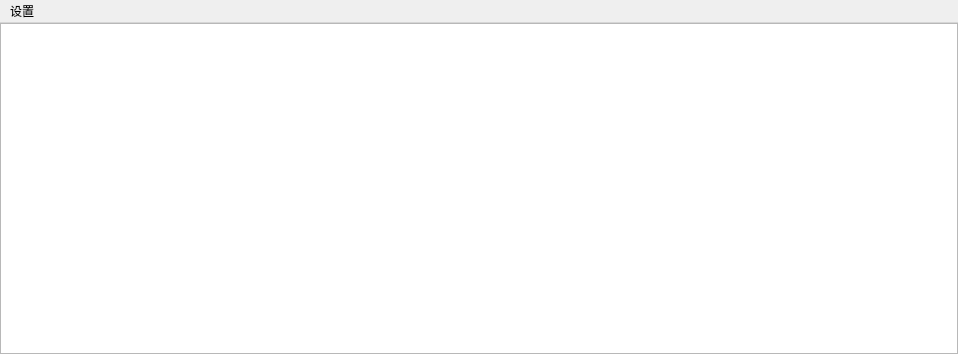
uldaman/D3D_CEGUI, file QTServer/qtserver.ui: the form before one commit.
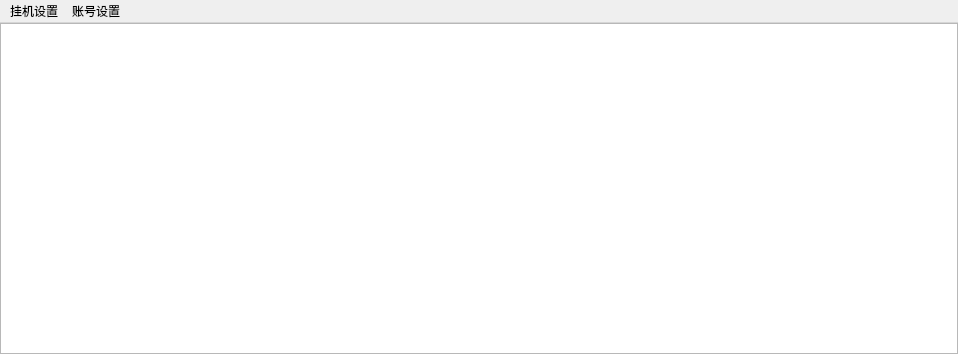
The form after the commit. Custom widgets are drawn as their Qt base class.

What changed in the file:
```diff
--- a/QTServer/qtserver.ui
+++ b/QTServer/qtserver.ui
@@ -99,14 +99,23 @@
      <height>23</height>
     </rect>
    </property>
-   <widget class="QMenu" name="menu">
+   <widget class="QMenu" name="menu_property">
     <property name="title">
-     <string>设置</string>
+     <string>挂机设置</string>
     </property>
     <addaction name="actionAddAccount"/>
     <addaction name="actionOption"/>
    </widget>
-   <addaction name="menu"/>
+   <widget class="QMenu" name="menu_account">
+    <property name="title">
+     <string>账号设置</string>
+    </property>
+    <addaction name="actionAddAccount"/>
+    <addaction name="actionImportAcc"/>
+    <addaction name="actionExportAcc"/>
+   </widget>
+   <addaction name="menu_property"/>
+   <addaction name="menu_account"/>
   </widget>
   <action name="actionAddAccount">
    <property name="text">
```
Left out of the diff: 21 changed lines with no effect on the pictures.
